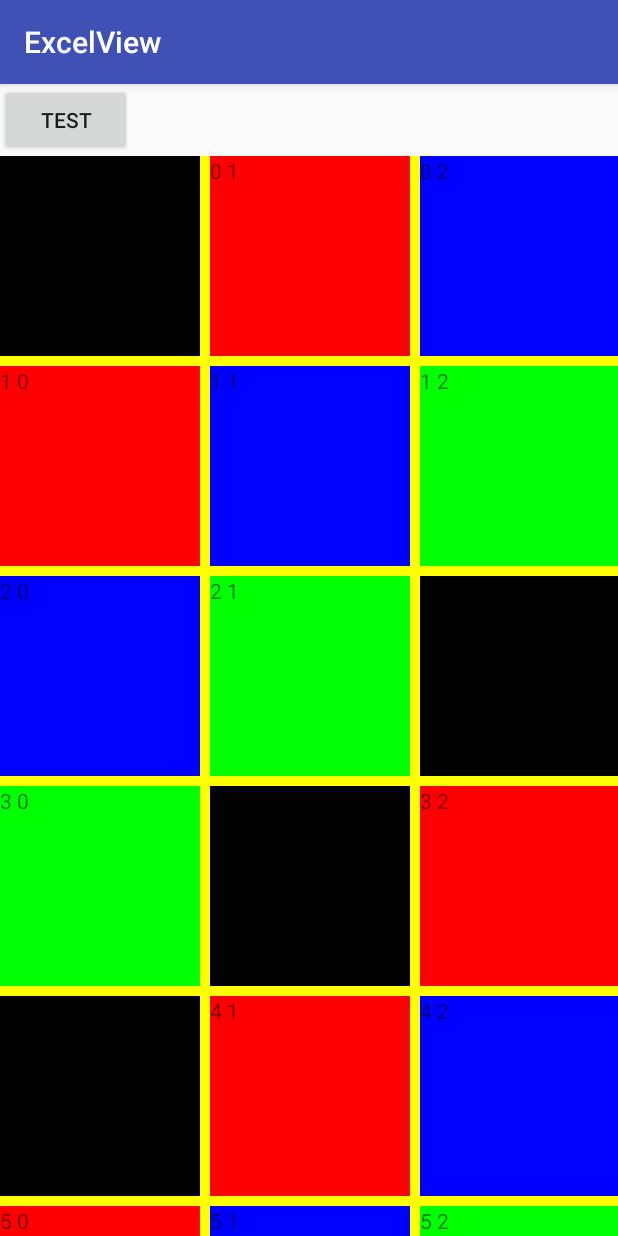
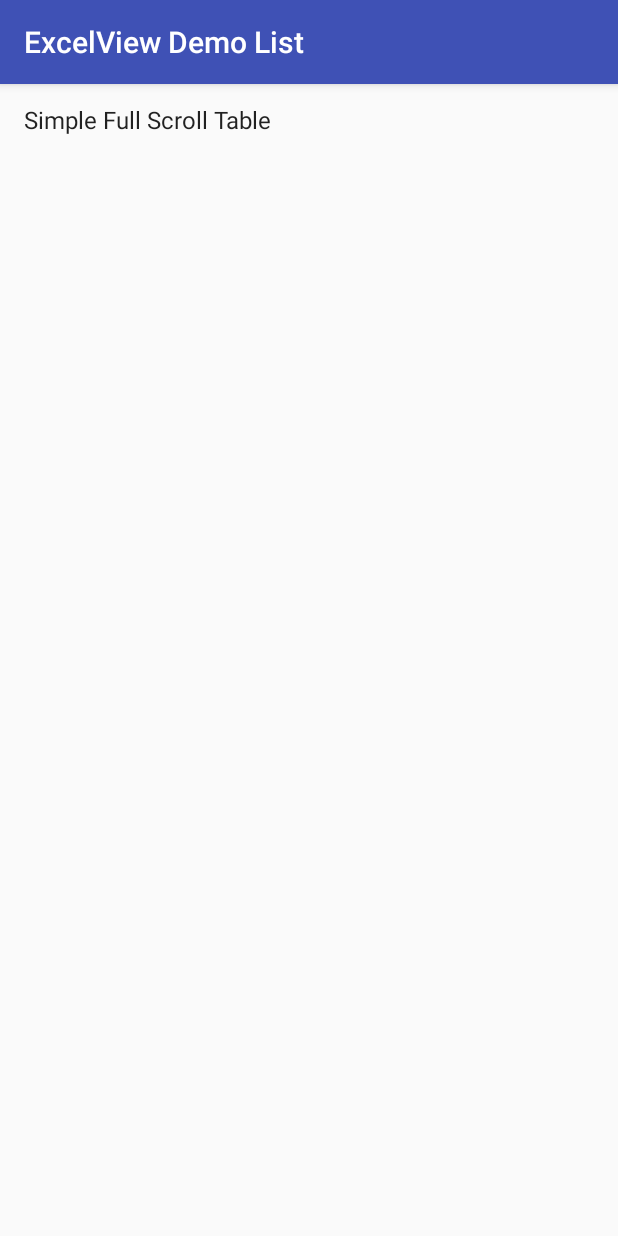
Before and after one commit to shiwen500/ExcelView, an Android app: the screen it shows after launch (MainActivity), on a phone screen of 412 x 824 dp. Run offline under Robolectric (Android 15) with nearby library versions, the phone set to English and light mode, and no system bars.

Commit message:
Add excel demo list
添加demo列表

```diff
--- a/example/src/main/java/com/seven/www/example/MainActivity.java
+++ b/example/src/main/java/com/seven/www/example/MainActivity.java
@@ -1,90 +1,20 @@
 package com.seven.www.example;
 
-import android.graphics.Color;
+import android.app.FragmentManager;
+import android.os.Bundle;
+import android.support.annotation.Nullable;
 import android.support.v7.app.AppCompatActivity;
-import android.os.Bundle;
-import android.view.LayoutInflater;
-import android.view.View;
-import android.view.ViewGroup;
-import android.widget.TextView;
-
-import com.seven.www.excelview.ExcelAdapter;
-import com.seven.www.excelview.ExcelView;
 
 public class MainActivity extends AppCompatActivity {
 
-    private int[] colors = {Color.BLACK, Color.RED, Color.BLUE, Color.GREEN};
+    @Override
+    protected void onCreate(@Nullable Bundle savedInstanceState) {
+        super.onCreate(savedInstanceState);
 
-    ExcelView excelView;
-
-    @Override
-    protected void onCreate(Bundle savedInstanceState) {
-        super.onCreate(savedInstanceState);
         setContentView(R.layout.activity_main);
 
-        excelView = (ExcelView) findViewById(R.id.excelView);
-        android.util.Log.d("Seven", "fffff");
-
-        excelView.setExcelAdapter(new ExcelAdapter() {
-            @Override
-            public int getRowCount() {
-                return 200;
-            }
-
-            @Override
-            public int getColumnCount() {
-                return 200;
-            }
-
-            @Override
-            public int getCellType(int position) {
-
-
-                return 1;
-            }
-
-            @Override
-            public int getCellTypeCount() {
-                return 3;
-            }
-
-            @Override
-            public int getCellWidth(int column) {
-                return 200;
-            }
-
-            @Override
-            public int getCellHeight(int row) {
-                return 200;
-            }
-
-            @Override
-            public Cell onCreateCell(ViewGroup parent, int cellType) {
-
-                View item = LayoutInflater.from(MainActivity.this).inflate(R.layout.excel_item, parent, false);
-
-                return new Cell(item);
-            }
-
-            @Override
-            public int getParentCell(int position) {
-
-                return -1;
-            }
-
-            @Override
-            public void onBindCell(Cell cell, int position) {
-                int x = CellPosition.getX(position);
-                int y = CellPosition.getY(position);
-                TextView t = (TextView) cell.getView().findViewById(R.id.text1);
-                t.setText(y + " " + x);
-
-                t.setBackgroundColor(colors[(y + x) % colors.length]);
-            }
-        });
-    }
-
-    public void onTest(View view) {
-        excelView.setFixedXAndY(1, 1);
+        FragmentManager fm = getFragmentManager();
+        fm.beginTransaction().add(R.id.fl_main, MainListFragment.newInstance())
+                .commit();
     }
 }
--- /dev/null
+++ b/example/src/main/java/com/seven/www/example/MainListFragment.java
@@ -0,0 +1,70 @@
+package com.seven.www.example;
+
+import android.app.Fragment;
+import android.app.FragmentManager;
+import android.app.FragmentTransaction;
+import android.os.Bundle;
+import android.support.annotation.Nullable;
+import android.view.LayoutInflater;
+import android.view.View;
+import android.view.ViewGroup;
+import android.widget.AdapterView;
+import android.widget.ArrayAdapter;
+import android.widget.ListAdapter;
+import android.widget.ListView;
+
+/**
+ * Created by chenshiwen on 18-5-31.
+ */
+
+public class MainListFragment extends Fragment {
+
+    private final String[] mLists = new String[]{
+            "Simple Full Scroll Table",
+    };
+
+    private static final int INDEX_SIMPLE_FULL_SCROLL_TABLE = 0;
+    public static final String TITLE_SUB_FRAGMENT = "title_sub_fragment";
+
+    private ListView mListView;
+    private ListAdapter mAdapter;
+
+    public MainListFragment(){}
+
+    public static MainListFragment newInstance() {
+        return new MainListFragment();
+    }
+
+    @Nullable
+    @Override
+    public View onCreateView(LayoutInflater inflater, @Nullable ViewGroup container, Bundle savedInstanceState) {
+        getActivity().setTitle("ExcelView Demo List");
+        View rootView = inflater.inflate(R.layout.fragment_main_list, container, false);
+        mListView = (ListView) rootView.findViewById(R.id.lv_main);
+        mAdapter = new ArrayAdapter<>(getActivity(), android.R.layout.simple_list_item_1, android.R.id.text1, mLists);
+        mListView.setAdapter(mAdapter);
+        mListView.setOnItemClickListener(new OnItemClickHandler());
+        return rootView;
+    }
+
+    private class OnItemClickHandler implements AdapterView.OnItemClickListener {
+
+        @Override
+        public void onItemClick(AdapterView<?> parent, View view, int position, long id) {
+
+            FragmentManager fm = getFragmentManager();
+            String title = mLists[position];
+
+            switch (position) {
+                case INDEX_SIMPLE_FULL_SCROLL_TABLE:
+                    fm.beginTransaction()
+                            //.setCustomAnimations(android.R.anim.slide_in_left, android.R.anim.slide_out_right)
+                            //.setCustomAnimations(R.animator.animator_fragment_enter, R.animator.animator_fragment_enter, R.animator.animator_fragment_popenter, R.animator.animator_fragment_popexit)
+                            .replace(R.id.fl_main, SimpleFullScrollTableFragment.newInstance(title))
+                            .addToBackStack(null)
+                            .commit();
+                    break;
+            }
+        }
+    }
+}
--- /dev/null
+++ b/example/src/main/res/animator/animator_fragment_enter.xml
@@ -0,0 +1,7 @@
+<?xml version="1.0" encoding="utf-8"?>
+<set xmlns:android="http://schemas.android.com/apk/res/android">
+    <objectAnimator android:duration="10000"
+        android:propertyName="translationX"
+        android:valueFrom="100dp"
+        android:valueTo="0" />
+</set>
--- /dev/null
+++ b/example/src/main/res/animator/animator_fragment_popenter.xml
@@ -0,0 +1,7 @@
+<?xml version="1.0" encoding="utf-8"?>
+<set xmlns:android="http://schemas.android.com/apk/res/android">
+    <objectAnimator android:duration="200"
+        android:propertyName="translationX"
+        android:valueFrom="-100dp"
+        android:valueTo="0" />
+</set>
--- /dev/null
+++ b/example/src/main/res/animator/animator_fragment_popexit.xml
@@ -0,0 +1,7 @@
+<?xml version="1.0" encoding="utf-8"?>
+<set xmlns:android="http://schemas.android.com/apk/res/android">
+    <objectAnimator android:duration="10000"
+        android:propertyName="translationX"
+        android:valueFrom="0"
+        android:valueTo="100dp" />
+</set>
--- a/example/src/main/res/layout/activity_main.xml
+++ b/example/src/main/res/layout/activity_main.xml
@@ -1,22 +1,5 @@
 <?xml version="1.0" encoding="utf-8"?>
-<LinearLayout
-    xmlns:android="http://schemas.android.com/apk/res/android"
-    xmlns:tools="http://schemas.android.com/tools"
-    android:layout_width="match_parent"
-    android:orientation="vertical"
-    android:layout_height="match_parent"
-    tools:context=".MainActivity">
-
-    <Button
-        android:layout_width="wrap_content"
-        android:text="test"
-        android:onClick="onTest"
-        android:layout_height="wrap_content"/>
-
-    <com.seven.www.excelview.ExcelView
-        android:id="@+id/excelView"
-        android:background="@color/colorPrimary"
-        android:layout_width="wrap_content"
-        android:layout_height="wrap_content"/>
-
-</LinearLayout>
+<FrameLayout android:layout_width="match_parent"
+    android:id="@+id/fl_main"
+    android:layout_height="wrap_content"
+    xmlns:android="http://schemas.android.com/apk/res/android" />
--- /dev/null
+++ b/example/src/main/res/layout/fragment_main_list.xml
@@ -0,0 +1,6 @@
+<?xml version="1.0" encoding="utf-8"?>
+<ListView xmlns:android="http://schemas.android.com/apk/res/android"
+    android:id="@+id/lv_main"
+    android:layout_width="match_parent" android:layout_height="match_parent">
+
+</ListView>
```
Also changed, not shown: example/src/main/java/com/seven/www/example/SimpleFullScrollTableFragment.java (added, +112 -0 lines), example/src/main/res/animator/animator_fragment_exit.xml (added, +7 -0 lines), example/src/main/res/layout/fragment_simple_full_scroll_table.xml (added, +10 -0 lines), example/src/main/res/layout/item_simple_full_scroll_table.xml (renamed from example/src/main/res/layout/excel_item.xml).
